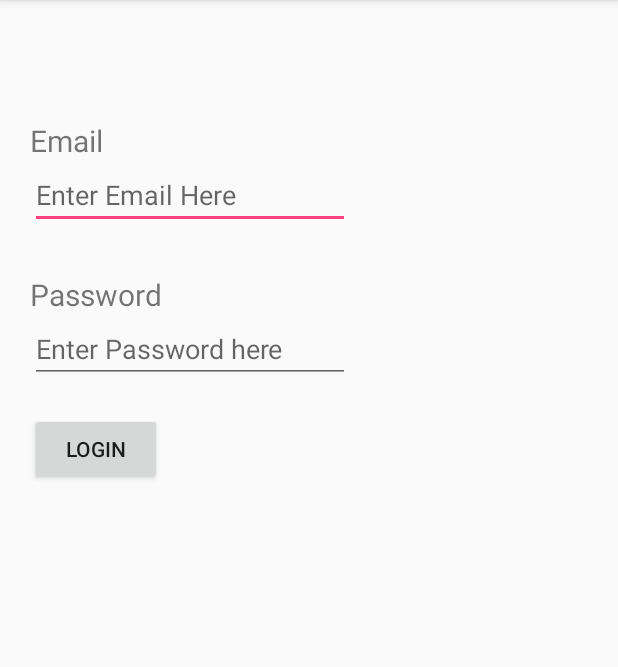
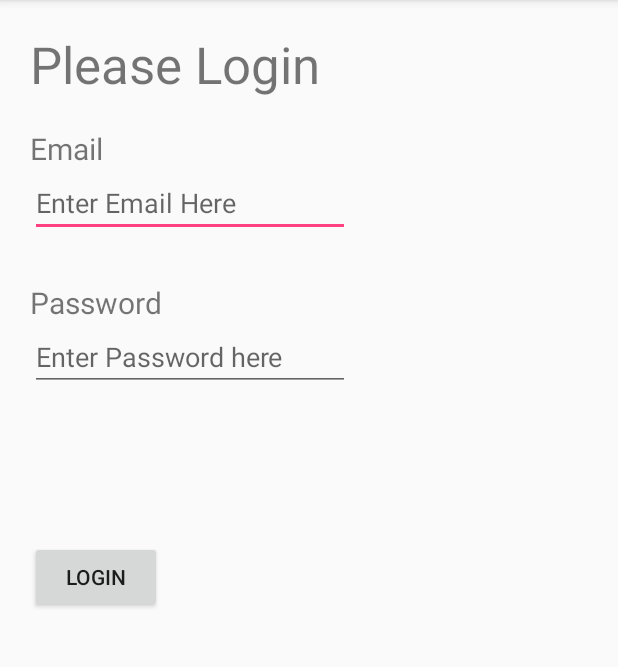
Before and after one commit to HubMaster9000/pickUp, an Android app: the Login screen opened directly, with no data from a screen before it, on a phone screen of 412 x 824 dp, the part 84-751 px from its top. Run offline under Robolectric (Android 15) with nearby library versions, the phone set to English and light mode, and no system bars.

Commit message:
More on Game class and Login Layout

```diff
--- a/app/src/main/res/layout/activity_login.xml
+++ b/app/src/main/res/layout/activity_login.xml
@@ -5,16 +5,24 @@
     android:layout_width="match_parent"
     android:layout_height="match_parent"
     android:layout_marginLeft="20dp"
-    android:layout_marginTop="80dp"
+    android:layout_marginTop="20dp"
     android:gravity="left"
     android:orientation="vertical"
-    tools:context=".Login">
+    tools:context=".Login"
+    android:layout_marginStart="20dp">
 
+    <TextView
+        android:layout_width="wrap_content"
+        android:layout_height="wrap_content"
+        android:text="@string/please_login"
+        android:textSize="34sp"
+        android:layout_marginBottom="20dp"
+        />
     <!-- Email -->
     <TextView
         android:layout_width="wrap_content"
         android:layout_height="wrap_content"
-        android:text="Email"
+        android:text="@string/email"
         android:textSize="20sp"
         app:layout_constraintBottom_toBottomOf="parent"
         app:layout_constraintLeft_toLeftOf="parent"
@@ -28,7 +36,7 @@
         android:layout_width="wrap_content"
         android:layout_height="wrap_content"
         android:ems="10"
-        android:hint="Enter Email Here"
+        android:hint="@string/enter_email_here"
         android:inputType="textEmailAddress" />
 
     <!-- Password -->
@@ -36,7 +44,7 @@
         android:layout_width="wrap_content"
         android:layout_height="wrap_content"
         android:layout_marginTop="30dp"
-        android:text="Password"
+        android:text="@string/password"
         android:textSize="20sp" />
 
     <!-- Enter Password here -->
@@ -45,14 +53,14 @@
         android:layout_width="wrap_content"
         android:layout_height="wrap_content"
         android:ems="10"
-        android:hint="Enter Password here"
+        android:hint="@string/enter_password_here"
         android:inputType="textPassword" />
 
     <!-- Login Button -->
     <Button
         android:id="@+id/loginButton"
-        android:layout_marginTop="20dp"
         android:layout_width="wrap_content"
         android:layout_height="wrap_content"
-        android:text="Login" />
+        android:layout_marginTop="100dp"
+        android:text="@string/login" />
 </LinearLayout>
--- a/app/src/main/res/values/strings.xml
+++ b/app/src/main/res/values/strings.xml
@@ -1,3 +1,9 @@
 <resources>
     <string name="app_name">PickUpApp</string>
+    <string name="email">Email</string>
+    <string name="enter_email_here">Enter Email Here</string>
+    <string name="password">Password</string>
+    <string name="enter_password_here">Enter Password here</string>
+    <string name="login">Login</string>
+    <string name="please_login">Please Login</string>
 </resources>
```
Also changed, not shown: app/src/main/java/org/danielsoares/pickupapp/Game_Class.java (+22 -11 lines), app/src/main/java/org/danielsoares/pickupapp/Login.java (+9 -8 lines).
